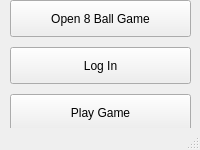
brandonabela/8-Ball-Pool-Analysis, file GUI/Layouts/MainWindow.ui: the form before one commit.
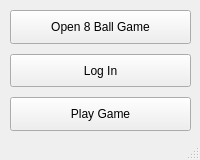
The form after the commit.

Diff of the .ui file:
```diff
--- a/GUI/Layouts/MainWindow.ui
+++ b/GUI/Layouts/MainWindow.ui
@@ -7,7 +7,7 @@
     <x>0</x>
     <y>0</y>
     <width>200</width>
-    <height>150</height>
+    <height>160</height>
    </rect>
   </property>
   <property name="windowTitle">
@@ -17,21 +17,27 @@
    <widget class="QWidget" name="gridLayoutWidget">
     <property name="geometry">
      <rect>
-      <x>10</x>
+      <x>0</x>
       <y>0</y>
-      <width>181</width>
-      <height>131</height>
+      <width>201</width>
+      <height>141</height>
      </rect>
     </property>
     <layout class="QGridLayout" name="gridLayout" rowstretch="0,0,0,0" columnstretch="0" columnminimumwidth="0">
      <property name="sizeConstraint">
       <enum>QLayout::SetDefaultConstraint</enum>
      </property>
+     <property name="leftMargin">
+      <number>10</number>
+     </property>
      <property name="topMargin">
-      <number>0</number>
+      <number>10</number>
+     </property>
+     <property name="rightMargin">
+      <number>10</number>
      </property>
      <property name="bottomMargin">
-      <number>0</number>
+      <number>10</number>
      </property>
      <property name="horizontalSpacing">
       <number>1</number>
```
